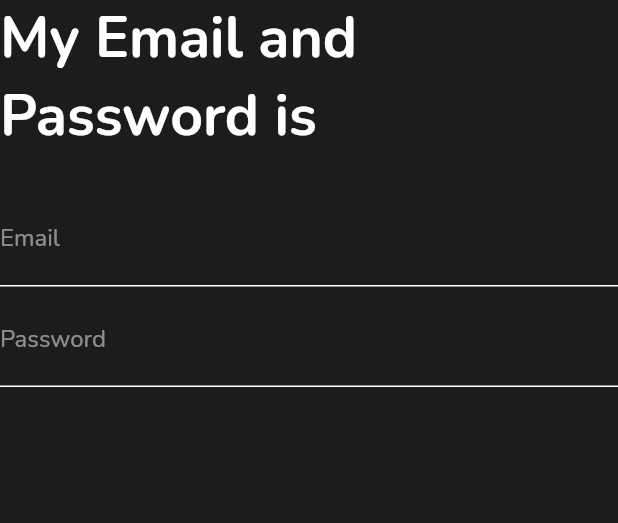
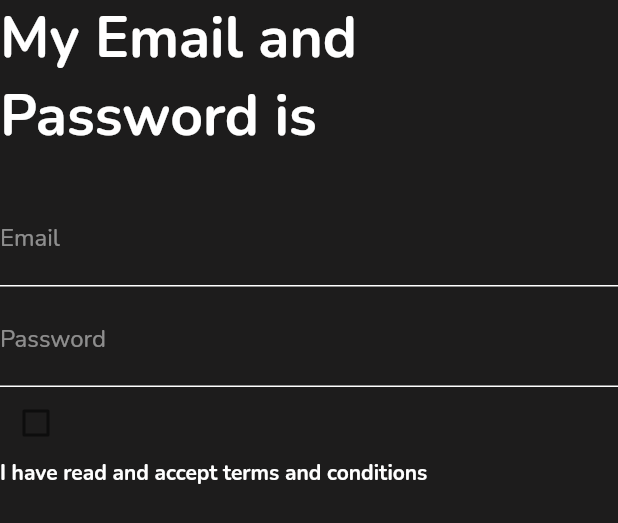
Before and after one commit to robmagario/Tinder-App-Flutter-main, a Flutter app: the EmailAndPasswordScreen widget shown alone on an empty page, opened directly with empty values, on a phone screen of 412 x 824 dp. Shown: the top 523 px of the screen. Run offline on Flutter 3.47's test engine with Material 2 defaults, Android fonts, the phone set to English and light mode, and no system bars; our stand-ins replace cloud_firestore, firebase_auth, firebase_core, firebase_storage, flutter_riverpod, image_picker and 3 more; accounts and stored records are empty; network calls fail.

Commit message:
terms and conditions.

```diff
--- a/lib/main.dart
+++ b/lib/main.dart
@@ -12,12 +12,20 @@ import 'package:tinder_app_flutter/ui/screens/splash_screen.dart';
 import 'package:tinder_app_flutter/ui/screens/start_screen.dart';
 import 'package:tinder_app_flutter/ui/screens/top_navigation_screen.dart';
 import 'package:tinder_app_flutter/util/constants.dart';
+import 'package:flutter_riverpod/flutter_riverpod.dart';
+
+final readTermsandConditionsProvider = StateProvider<bool>((ref) => false);
 
 void main() async {
   WidgetsFlutterBinding.ensureInitialized();
+
   await Firebase.initializeApp();
-  runApp(MyApp());
+  runApp(
+    ProviderScope(child: MyApp()
+    ),
+  );
 }
+
 
 class MyApp extends StatelessWidget {
   @override
--- a/lib/ui/screens/register_sub_screens/email_and_password_screen.dart
+++ b/lib/ui/screens/register_sub_screens/email_and_password_screen.dart
@@ -1,7 +1,9 @@
 import 'package:flutter/material.dart';
 import 'package:tinder_app_flutter/ui/widgets/bordered_text_field.dart';
+import 'package:flutter_riverpod/flutter_riverpod.dart';
+import 'package:tinder_app_flutter/main.dart';
 
-class EmailAndPasswordScreen extends StatelessWidget {
+class EmailAndPasswordScreen extends ConsumerWidget {
   final Function(String) emailOnChanged;
   final Function(String) passwordOnChanged;
 
@@ -9,7 +11,8 @@ class EmailAndPasswordScreen extends StatelessWidget {
       {@required this.emailOnChanged, @required this.passwordOnChanged});
 
   @override
-  Widget build(BuildContext context) {
+  Widget build(BuildContext context, ScopedReader watch) {
+    final readTermsandConditions = watch(readTermsandConditionsProvider).state;
     return Column(
       crossAxisAlignment: CrossAxisAlignment.start,
       children: [
@@ -33,6 +36,17 @@ class EmailAndPasswordScreen extends StatelessWidget {
           onChanged: passwordOnChanged,
           obscureText: true,
         ),
+    Checkbox(
+    value: readTermsandConditions,
+    onChanged: (value) {
+    (value==true)? context.read(readTermsandConditionsProvider).state = false:context.read(readTermsandConditionsProvider).state = true;
+    },
+    ),
+
+    Text(
+    'I have read and accept terms and conditions',
+    overflow: TextOverflow.ellipsis,
+    )
       ],
     );
   }
--- a/lib/ui/screens/start_screen.dart
+++ b/lib/ui/screens/start_screen.dart
@@ -25,7 +25,7 @@ class StartScreen extends StatelessWidget {
                   child: Padding(
                     padding: EdgeInsets.symmetric(horizontal: 20),
                     child: Text(
-                      'DTQ (Down to Quarantine) matches desperate travellers. ',
+                      'Help travellers to share a stay and save money. ',
                       textAlign: TextAlign.center,
                       style: Theme.of(context).textTheme.bodyText1,
                     ),
--- a/lib/ui/widgets/app_image_with_text.dart
+++ b/lib/ui/widgets/app_image_with_text.dart
@@ -15,7 +15,7 @@ class AppIconTitle extends StatelessWidget {
           ),
           SizedBox(width: 5.0),
           Text(
-            'DTQ',
+            'GET A ROOM',
             style: Theme.of(context).textTheme.headline2,
           ),
 
--- a/pubspec.yaml
+++ b/pubspec.yaml
@@ -3,7 +3,7 @@ description: Tinder app made with Flutter
 
 publish_to: 'none' # Remove this line if you wish to publish to pub.dev
 
-version: 1.0.0+1
+version: 1.0.4+4
 
 environment:
   sdk: ">=2.7.0 <3.0.0"
@@ -24,6 +24,7 @@ dependencies:
   shared_preferences: ^2.0.6
   provider: ^5.0.0
   intl: ^0.17.0
+  flutter_riverpod: ^0.14.0+3
 
 dev_dependencies:
   flutter_test:
```
Also changed, not shown: lib/ui/screens/matched_profile.dart (+4 -3 lines), pubspec.lock.
